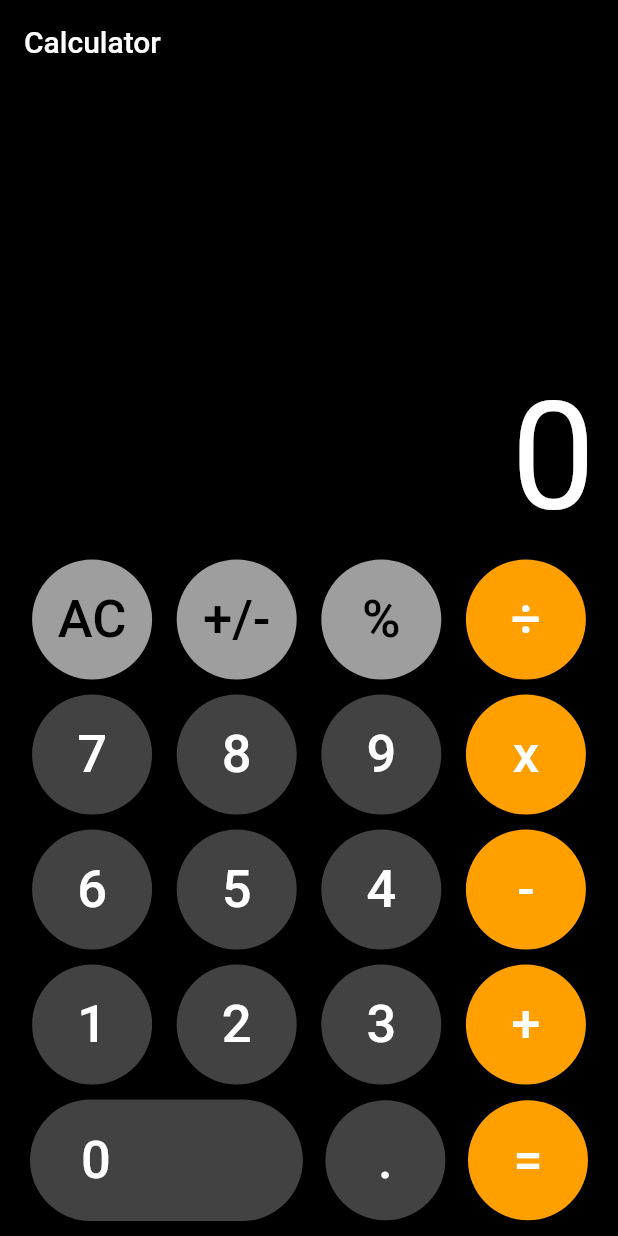
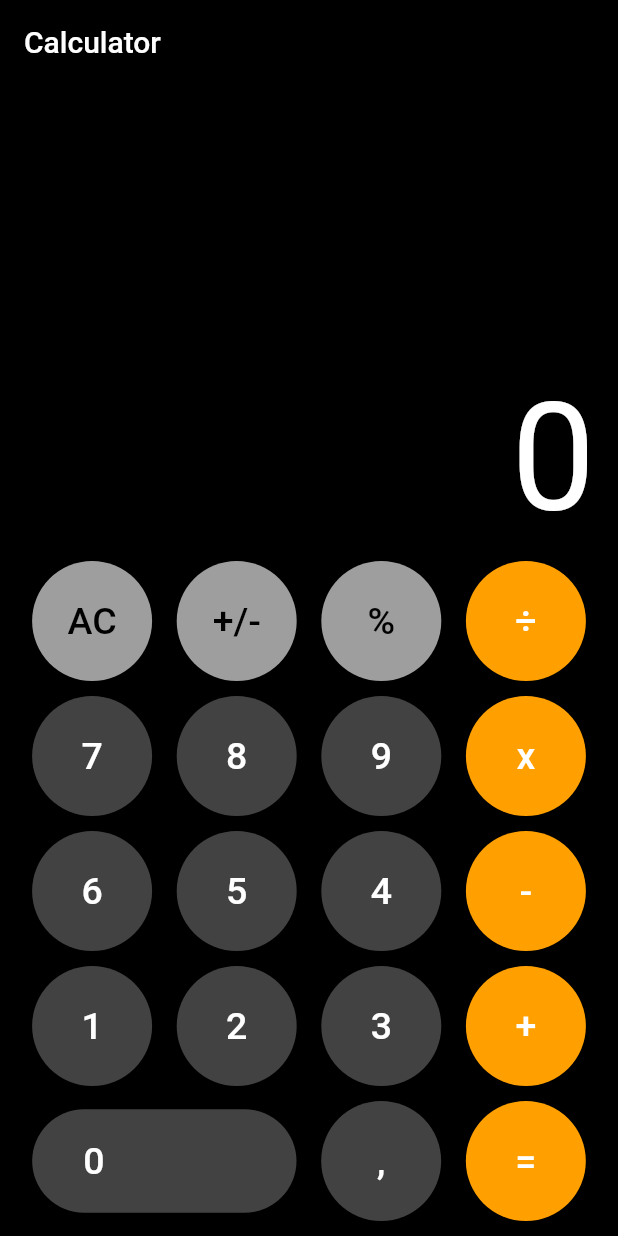
Before and after one commit to maxime9446/CalculatriceFlutter, a Flutter app: the screen it shows after launch, on a phone screen of 412 x 824 dp. Run offline on Flutter 3.47's test engine with Material 2 defaults, Android fonts, the phone set to English and light mode, and no system bars.

Commit message:
calcbuttom 0

```diff
--- a/lib/main.dart
+++ b/lib/main.dart
@@ -59,7 +59,7 @@ class _CalculatorState extends State<Calculator> {
         child: Text(
           btntxt,
           style: TextStyle(
-            fontSize: 35,
+            fontSize: 25,
             color: isSelected ? btncolor : txtcolor,
           ),
         ),
@@ -150,19 +150,24 @@ class _CalculatorState extends State<Calculator> {
                     shape: const StadiumBorder(),
                     padding: const EdgeInsets.fromLTRB(34, 20, 128, 20),
                   ),
-                  onPressed: () {},
+                  onPressed: () {
+                    setState(() {
+                      calculation('0');
+                    });
+                  },
                   child: const Text(
                     '0',
                     style: TextStyle(
-                      fontSize: 35,
+                      fontSize: 25,
                       color: Colors.white,
                     ),
                   ),
                 ),
-                calcbuttom('.', Colors.grey.shade800, Colors.white),
+                calcbuttom(',', Colors.grey.shade800, Colors.white),
                 calcbuttom('=', Colors.amber.shade700, Colors.white),
               ],
             ),
+
             const SizedBox(
               height: 10,
             ),
```
